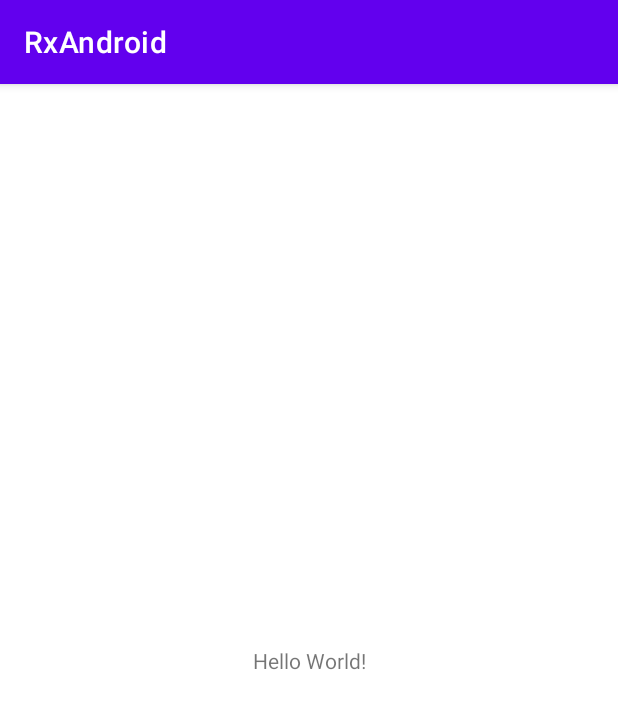
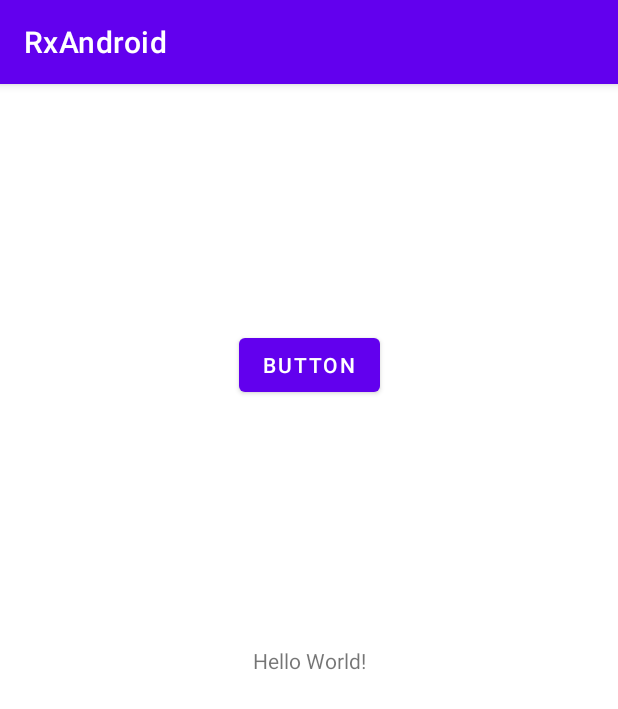
Before and after one commit to utariddev/rxAndroid, an Android app: the screen it shows after launch (MainActivity), on a phone screen of 412 x 824 dp. Shown: the top 709 px of the screen. Run offline under Robolectric (Android 15) with nearby library versions, the phone set to English and light mode, and no system bars; our stand-ins replace RxJava; 4 statements that could not run were skipped.

```diff
--- a/app/src/main/java/org/utarid/rxandroid/MainActivity.java
+++ b/app/src/main/java/org/utarid/rxandroid/MainActivity.java
@@ -18,6 +18,10 @@ public class MainActivity extends AppCompatActivity {
         View view = binding.getRoot();
         setContentView(view);
 
-        new RxManager();
+        RxManager rxManager = new RxManager();
+
+        binding.button.setOnClickListener(view1 -> {
+            rxManager.destroy();
+        });
     }
 }
--- a/app/src/main/java/org/utarid/rxandroid/RxManager.java
+++ b/app/src/main/java/org/utarid/rxandroid/RxManager.java
@@ -1,18 +1,37 @@
 package org.utarid.rxandroid;
 
 import io.reactivex.android.schedulers.AndroidSchedulers;
+import io.reactivex.disposables.CompositeDisposable;
 import io.reactivex.schedulers.Schedulers;
 
 public class RxManager {
 
+    private final CompositeDisposable compositeDisposable;
+
     public RxManager() {
         ObservableManager observableManager = new ObservableManager();
         ObserverManager observerManager = new ObserverManager();
+        compositeDisposable = new CompositeDisposable();
 
         observableManager.getNumbersObservable()
-                .filter(s -> Integer.parseInt(s) % 2 == 1)
                 .observeOn(AndroidSchedulers.mainThread())
                 .subscribeOn(Schedulers.io())
                 .subscribe(observerManager.getNumbersObserver());
+
+        compositeDisposable.add(observableManager.getNumbersObservable()
+                .subscribeOn(Schedulers.io())
+                .observeOn(AndroidSchedulers.mainThread())
+                .filter(s -> Integer.parseInt(s) % 2 == 1)
+                .subscribeWith(observerManager.getNumbersDisposableObserverOdd()));
+
+        compositeDisposable.add(observableManager.getNumbersObservable()
+                .subscribeOn(Schedulers.io())
+                .observeOn(AndroidSchedulers.mainThread())
+                .filter(s -> Integer.parseInt(s) % 2 == 0)
+                .subscribeWith(observerManager.getNumbersDisposableObserverEven()));
+    }
+
+    public void destroy() {
+        compositeDisposable.clear();
     }
 }
--- a/app/src/main/res/layout/activity_main.xml
+++ b/app/src/main/res/layout/activity_main.xml
@@ -7,6 +7,7 @@
     tools:context=".MainActivity">
 
     <TextView
+        android:id="@+id/textView"
         android:layout_width="wrap_content"
         android:layout_height="wrap_content"
         android:text="Hello World!"
@@ -15,4 +16,14 @@
         app:layout_constraintRight_toRightOf="parent"
         app:layout_constraintTop_toTopOf="parent" />
 
+    <Button
+        android:id="@+id/button"
+        android:layout_width="wrap_content"
+        android:layout_height="wrap_content"
+        android:text="Button"
+        app:layout_constraintBottom_toTopOf="@+id/textView"
+        app:layout_constraintEnd_toEndOf="parent"
+        app:layout_constraintStart_toStartOf="parent"
+        app:layout_constraintTop_toTopOf="parent" />
+
 </androidx.constraintlayout.widget.ConstraintLayout>
```
Also changed, not shown: app/src/main/java/org/utarid/rxandroid/ObserverManager.java (+73 -1 lines).
